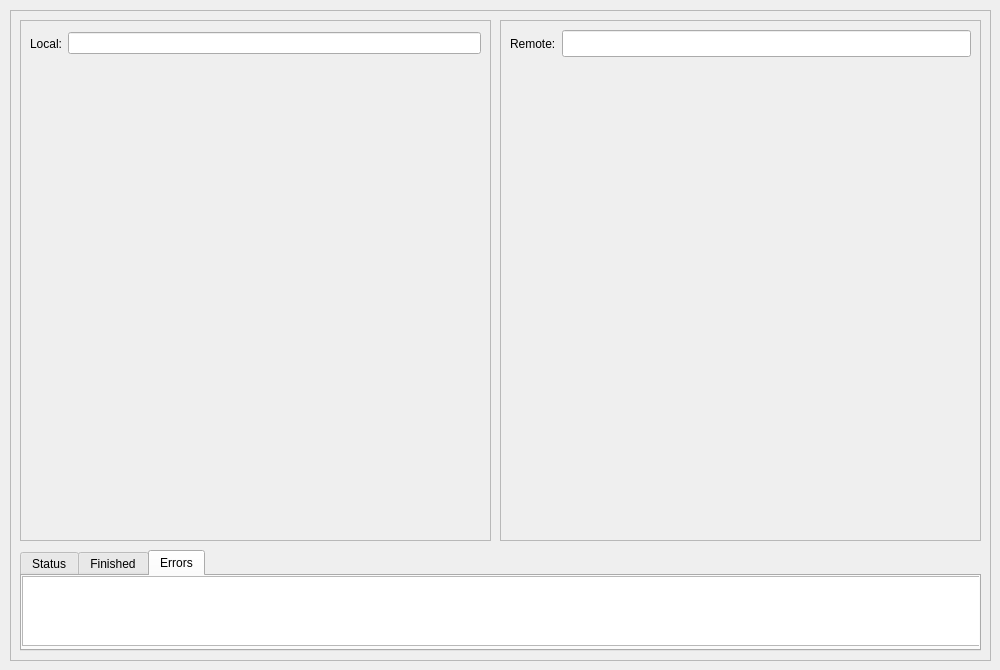
The window that Client/helicalsftpdialog.ui (clockworkengineer/Helical) describes before a commit, drawn with Qt 5.
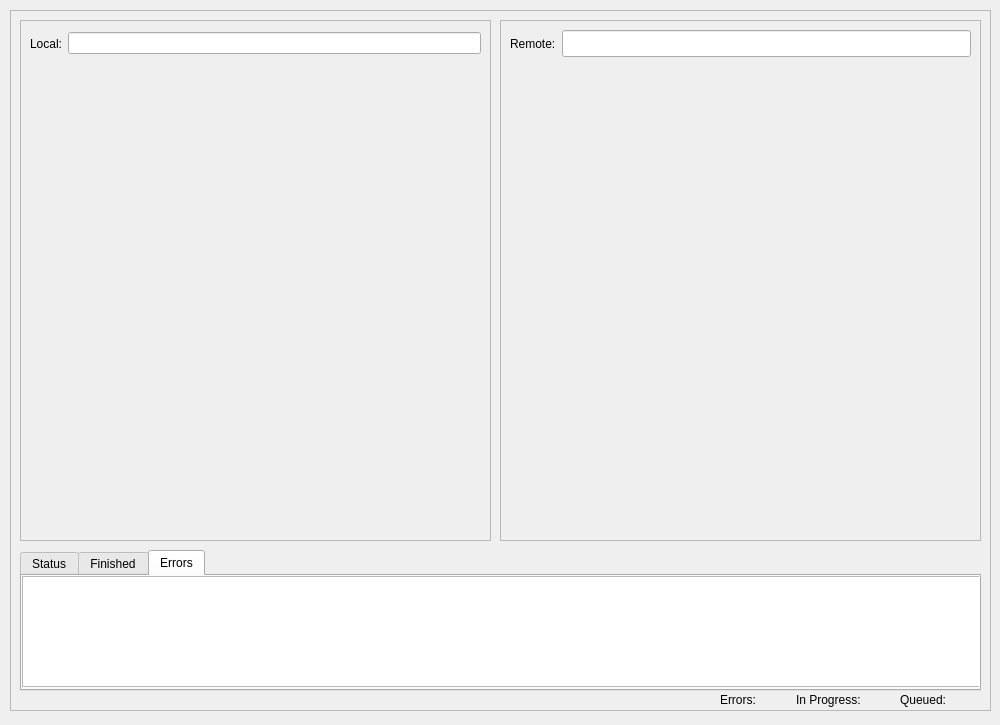
The same window after the commit.

Commit message: Transaction counters.

```diff
--- a/Client/helicalsftpdialog.ui
+++ b/Client/helicalsftpdialog.ui
@@ -7,7 +7,7 @@
     <x>0</x>
     <y>0</y>
     <width>1000</width>
-    <height>670</height>
+    <height>725</height>
    </rect>
   </property>
   <property name="sizePolicy">
@@ -19,13 +19,13 @@
   <property name="minimumSize">
    <size>
     <width>1000</width>
-    <height>670</height>
+    <height>725</height>
    </size>
   </property>
   <property name="maximumSize">
    <size>
     <width>1000</width>
-    <height>670</height>
+    <height>725</height>
    </size>
   </property>
   <property name="windowTitle">
@@ -37,7 +37,7 @@
      <x>10</x>
      <y>10</y>
      <width>981</width>
-     <height>651</height>
+     <height>701</height>
     </rect>
    </property>
    <property name="sizePolicy">
@@ -182,7 +182,7 @@
       <x>10</x>
       <y>540</y>
       <width>961</width>
-      <height>101</height>
+      <height>141</height>
      </rect>
     </property>
     <property name="currentIndex">
@@ -228,12 +228,66 @@
         <x>0</x>
         <y>0</y>
         <width>961</width>
-        <height>70</height>
+        <height>111</height>
        </rect>
       </property>
      </widget>
     </widget>
    </widget>
+   <widget class="QWidget" name="">
+    <property name="geometry">
+     <rect>
+      <x>710</x>
+      <y>680</y>
+      <width>261</width>
+      <height>20</height>
+     </rect>
+    </property>
+    <layout class="QHBoxLayout" name="horizontalLayout">
+     <item>
+      <widget class="QLabel" name="errorsLabel">
+       <property name="text">
+        <string>Errors:</string>
+       </property>
+      </widget>
+     </item>
+     <item>
+      <widget class="QLabel" name="errorsTransactionLabel">
+       <property name="text">
+        <string/>
+       </property>
+      </widget>
+     </item>
+     <item>
+      <widget class="QLabel" name="inProgressLabel">
+       <property name="text">
+        <string>In Progress:</string>
+       </property>
+      </widget>
+     </item>
+     <item>
+      <widget class="QLabel" name="inProgressTranactionslabel">
+       <property name="text">
+        <string/>
+       </property>
+      </widget>
+     </item>
+     <item>
+      <widget class="QLabel" name="queuedLabel">
+       <property name="text">
+        <string>Queued:</string>
+       </property>
+      </widget>
+     </item>
+     <item>
+      <widget class="QLabel" name="queuedTransactionsLabel">
+       <property name="text">
+        <string/>
+       </property>
+      </widget>
+     </item>
+    </layout>
+   </widget>
   </widget>
  </widget>
  <resources/>
```
Left out of the diff: 4 changed lines with no effect on the pictures. The commit also changes 5 other files.
